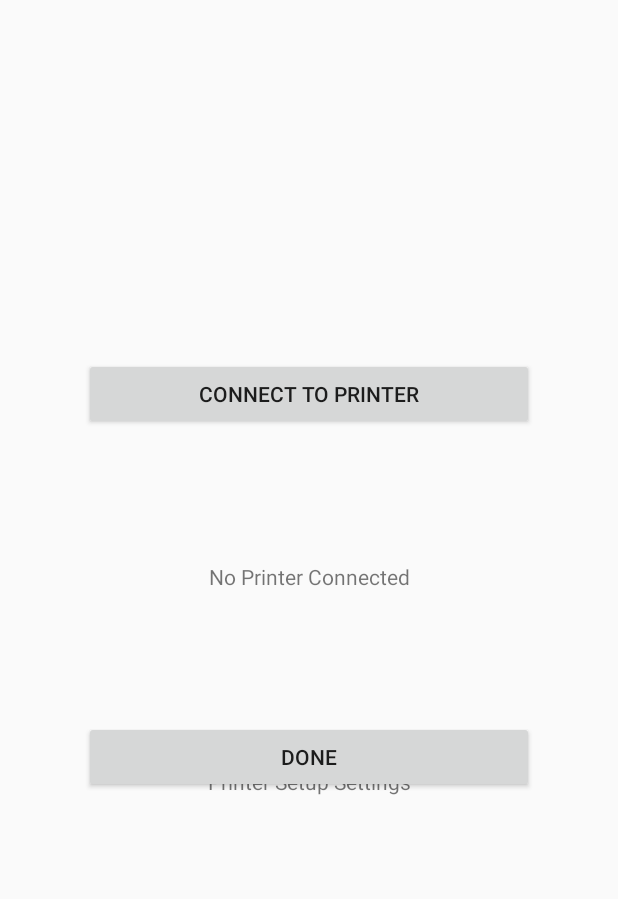
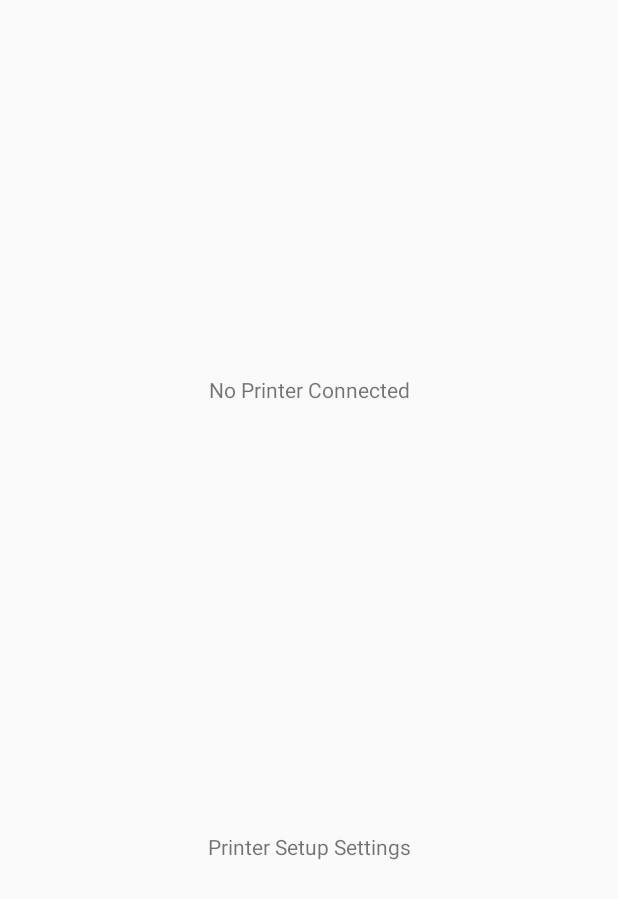
Before and after one commit to WriteCodeEveryday/SignPrinterApp, an Android app: the SetupPrinterActivity screen opened directly, with no data from a screen before it, on a phone screen of 412 x 824 dp. Shown: the top 899 px of the screen. Run offline under Robolectric (Android 15) with nearby library versions, the phone set to English and light mode, and no system bars; libraries missing offline, so code that uses them is left out: com.brother.ptouch; 1 statement that could not run was skipped.

Commit message:
Alpha 6: Improvements to usability and adds PJ-763MFi

```diff
--- a/app/src/main/java/com/challenge/mandatehelper/CreatePrintableFragment.java
+++ b/app/src/main/java/com/challenge/mandatehelper/CreatePrintableFragment.java
@@ -43,11 +43,13 @@ public class CreatePrintableFragment extends Fragment {
     }
 
     private void add() {
+        System.out.println("Creating new printable " + getPrintable().getPrintables());
         PrintableItems.add(getPrintable());
         PrintableItems.setSelected(0); //Always gets added at the front.
     }
 
     private void replace() {
+        System.out.println("Replacing printable " + PrintableItems.getSelected() + " " + getPrintable().getPrintables());
         PrintableItem replaced = getPrintable();
         PrintableItems.replace(PrintableItems.getSelected(), replaced);
     }
--- a/app/src/main/java/com/challenge/mandatehelper/PrintableItems.java
+++ b/app/src/main/java/com/challenge/mandatehelper/PrintableItems.java
@@ -54,6 +54,7 @@ public class PrintableItems {
             add(replaced); // If we can't find it, push it.
         } else {
             options.set(index, replaced);
+            setSelected(index);
         }
     }
 }
--- a/app/src/main/res/layout/setup_printer_activity.xml
+++ b/app/src/main/res/layout/setup_printer_activity.xml
@@ -25,7 +25,7 @@
         android:orientation="vertical"
         app:layout_constraintBottom_toTopOf="parent"
         app:layout_constraintTop_toBottomOf="parent"
-        app:layout_constraintVertical_bias="0.55"
+        app:layout_constraintVertical_bias="0.5"
         tools:layout_editor_absoluteX="10dp">
 
         <LinearLayout
@@ -94,32 +94,6 @@
         app:layout_constraintEnd_toEndOf="parent"
         app:layout_constraintStart_toStartOf="parent"
         app:layout_constraintTop_toBottomOf="@+id/printer_options_layout"
-        app:layout_constraintVertical_bias="0.24000001" />
-
-    <Button
-        android:id="@+id/printer_connect_button"
-        android:layout_width="0dp"
-        android:layout_height="48dp"
-        android:layout_marginStart="56dp"
-        android:layout_marginEnd="56dp"
-        android:text="@string/printer_connect_button"
-        app:layout_constraintBottom_toBottomOf="parent"
-        app:layout_constraintEnd_toEndOf="parent"
-        app:layout_constraintStart_toStartOf="parent"
-        app:layout_constraintTop_toBottomOf="@+id/printer_options_layout"
         app:layout_constraintVertical_bias="0.0" />
 
-    <Button
-        android:id="@+id/printer_cancel_button"
-        android:layout_width="0dp"
-        android:layout_height="wrap_content"
-        android:layout_marginStart="56dp"
-        android:layout_marginEnd="56dp"
-        android:text="@string/printer_cancel_button"
-        app:layout_constraintBottom_toBottomOf="parent"
-        app:layout_constraintEnd_toEndOf="parent"
-        app:layout_constraintStart_toStartOf="parent"
-        app:layout_constraintTop_toBottomOf="@id/printer_options_layout"
-        app:layout_constraintVertical_bias="0.45" />
-
 </android.support.constraint.ConstraintLayout>
```
Also changed, not shown: app/src/main/java/com/challenge/mandatehelper/PrinterManager.java (+25 -13 lines), app/src/main/java/com/challenge/mandatehelper/SetupPrinterActivity.java (+39 -49 lines), app/src/main/res/drawable-xxhdpi/pj_763mfi_label.png (added), app/src/main/res/drawable-xxhdpi/pj_763mfi_roll.png (added), app/src/main/res/drawable-xxhdpi/ql_1110nwb_roll.jpg, 1 other file.
